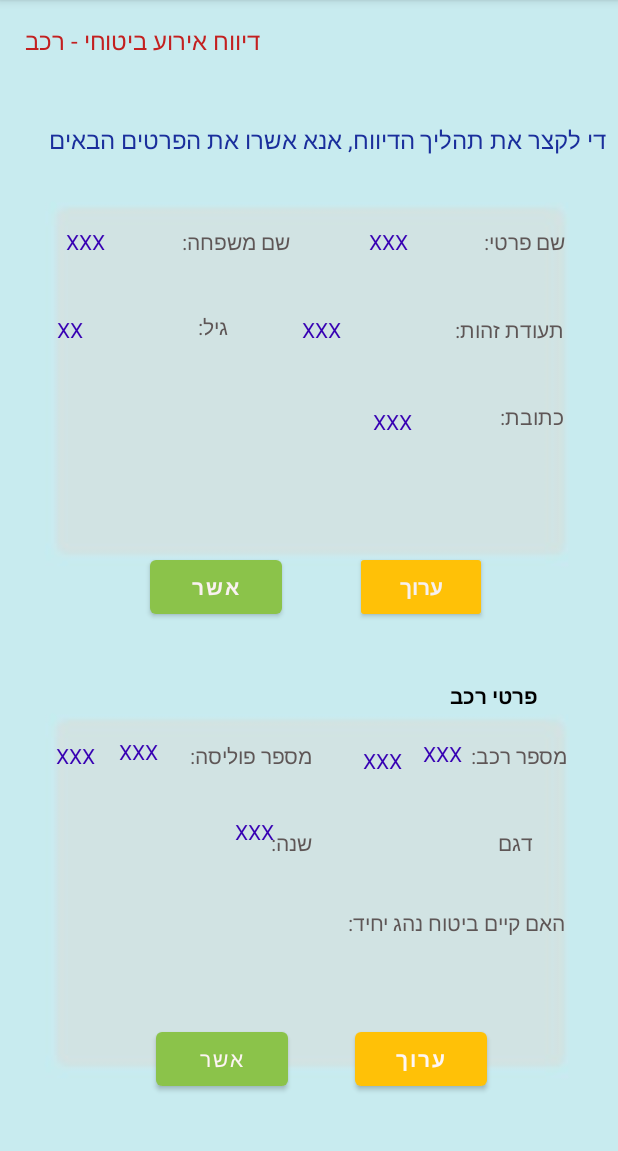
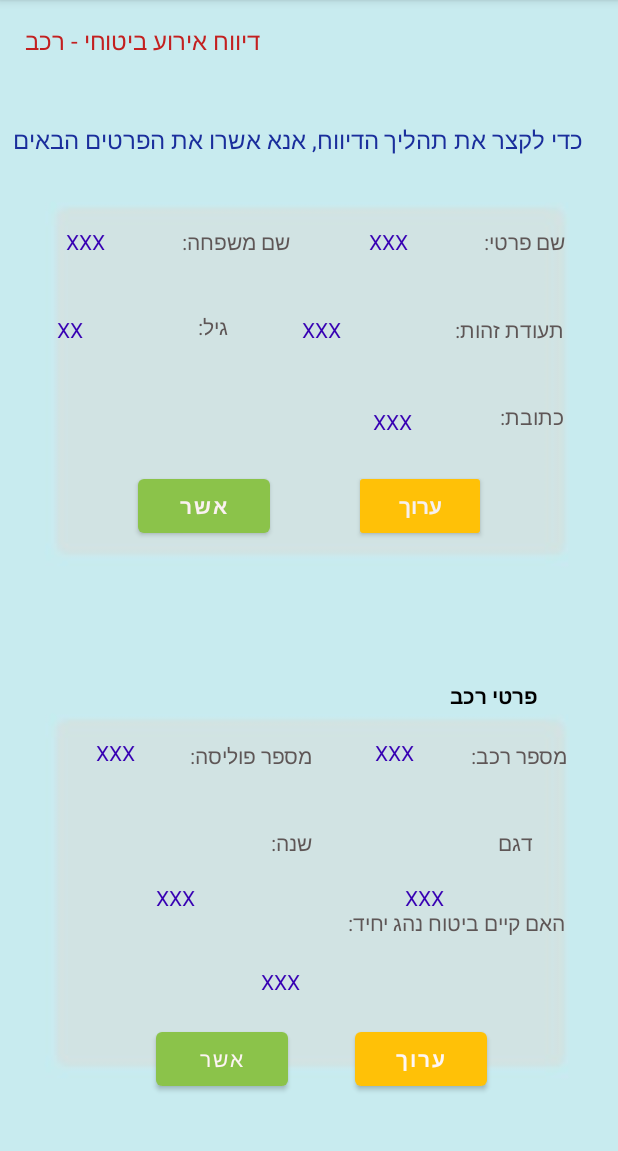
Before and after one commit to ran6996/HackIDC2021, an Android app: the personal_details screen opened directly, with no data from a screen before it, on a phone screen of 412 x 824 dp, the part 84-1235 px from its top. Run offline under Robolectric (Android 15) with nearby library versions, the light colour scheme and no system bars.

Commit message:
gil 3rd page

```diff
--- a/app/build.gradle
+++ b/app/build.gradle
@@ -40,6 +40,7 @@ dependencies {
     implementation 'androidx.appcompat:appcompat:1.3.0'
     implementation 'com.google.android.material:material:1.3.0'
     implementation 'androidx.constraintlayout:constraintlayout:2.0.4'
+    implementation 'com.google.android.gms:play-services-maps:17.0.1'
     testImplementation 'junit:junit:4.+'
     androidTestImplementation 'androidx.test.ext:junit:1.1.2'
     androidTestImplementation 'androidx.test.espresso:espresso-core:3.3.0'
--- a/app/src/main/AndroidManifest.xml
+++ b/app/src/main/AndroidManifest.xml
@@ -9,7 +9,7 @@
         android:roundIcon="@mipmap/ic_launcher_round"
         android:supportsRtl="true"
         android:theme="@style/Theme.HackIDC2021">
-        <activity android:name=".take_a_picture"></activity>
+        <activity android:name=".take_a_picture" />
         <activity android:name=".personal_details" />
         <activity android:name=".choose_subject" />
         <activity android:name=".MainActivity">
--- a/app/src/main/res/layout/activity_personal_details.xml
+++ b/app/src/main/res/layout/activity_personal_details.xml
@@ -25,8 +25,8 @@
         android:layout_width="wrap_content"
         android:layout_height="wrap_content"
         android:layout_marginTop="44dp"
-        android:layout_marginEnd="8dp"
-        android:layout_marginRight="8dp"
+        android:layout_marginEnd="24dp"
+        android:layout_marginRight="24dp"
         android:text="@string/ac"
         android:textColor="#1A2E9C"
         android:textSize="16sp"
@@ -117,9 +117,9 @@
         android:id="@+id/button7"
         android:layout_width="wrap_content"
         android:layout_height="wrap_content"
-        android:layout_marginStart="100dp"
-        android:layout_marginLeft="100dp"
-        android:layout_marginBottom="38dp"
+        android:layout_marginStart="92dp"
+        android:layout_marginLeft="92dp"
+        android:layout_marginBottom="92dp"
         android:text="@string/j"
         android:textColor="#FAF1F1"
         android:textStyle="bold"
@@ -132,9 +132,9 @@
         style="@style/Widget.AppCompat.Button.Colored"
         android:layout_width="wrap_content"
         android:layout_height="wrap_content"
-        android:layout_marginEnd="87dp"
-        android:layout_marginRight="87dp"
-        android:layout_marginBottom="38dp"
+        android:layout_marginEnd="88dp"
+        android:layout_marginRight="88dp"
+        android:layout_marginBottom="92dp"
         android:text="@string/k"
         android:textColor="#F6F0F0"
         android:textStyle="bold"
@@ -325,9 +325,9 @@
         android:id="@+id/car_num"
         android:layout_width="wrap_content"
         android:layout_height="wrap_content"
-        android:layout_marginTop="497dp"
-        android:layout_marginEnd="144dp"
-        android:layout_marginRight="144dp"
+        android:layout_marginTop="492dp"
+        android:layout_marginEnd="136dp"
+        android:layout_marginRight="136dp"
         android:text="@string/n"
         android:textColor="@color/purple_700"
         app:layout_constraintEnd_toEndOf="parent"
@@ -337,9 +337,9 @@
         android:id="@+id/policy_num"
         android:layout_width="wrap_content"
         android:layout_height="wrap_content"
-        android:layout_marginStart="37dp"
-        android:layout_marginLeft="37dp"
-        android:layout_marginTop="494dp"
+        android:layout_marginStart="64dp"
+        android:layout_marginLeft="64dp"
+        android:layout_marginTop="492dp"
         android:text="@string/x"
         android:textColor="@color/purple_700"
         app:layout_constraintStart_toStartOf="parent"
@@ -349,9 +349,9 @@
         android:id="@+id/firm"
         android:layout_width="wrap_content"
         android:layout_height="wrap_content"
-        android:layout_marginEnd="104dp"
-        android:layout_marginRight="104dp"
-        android:layout_marginBottom="256dp"
+        android:layout_marginEnd="116dp"
+        android:layout_marginRight="116dp"
+        android:layout_marginBottom="160dp"
         android:text="@string/y"
         android:textColor="@color/purple_700"
         app:layout_constraintBottom_toBottomOf="parent"
@@ -361,9 +361,9 @@
         android:id="@+id/year"
         android:layout_width="wrap_content"
         android:layout_height="wrap_content"
-        android:layout_marginStart="79dp"
-        android:layout_marginLeft="79dp"
-        android:layout_marginBottom="257dp"
+        android:layout_marginStart="104dp"
+        android:layout_marginLeft="104dp"
+        android:layout_marginBottom="160dp"
         android:text="@string/z"
         android:textColor="@color/purple_700"
         app:layout_constraintBottom_toBottomOf="parent"
@@ -373,9 +373,9 @@
         android:id="@+id/driver"
         android:layout_width="wrap_content"
         android:layout_height="wrap_content"
-        android:layout_marginEnd="229dp"
-        android:layout_marginRight="229dp"
-        android:layout_marginBottom="204dp"
+        android:layout_marginEnd="212dp"
+        android:layout_marginRight="212dp"
+        android:layout_marginBottom="104dp"
         android:text="@string/aa"
         android:textColor="@color/purple_700"
         app:layout_constraintBottom_toBottomOf="parent"
--- a/app/src/main/res/values/strings.xml
+++ b/app/src/main/res/values/strings.xml
@@ -35,7 +35,7 @@
     <string name="z">XXX</string>
     <string name="aa">XXX</string>
     <string name="ab">אשר</string>
-    <string name="ac">די לקצר את תהליך הדיווח, אנא אשרו את הפרטים הבאים</string>
+    <string name="ac">כדי לקצר את תהליך הדיווח, אנא אשרו את הפרטים הבאים</string>
     <string name="ad">דגם</string>
     <string name="ae">TODO</string>
     <string name="aj">j</string>
@@ -64,4 +64,5 @@
     <string name="joy">TODO</string>
     <string name="fky">nothing</string>
     <string name="hello">discription</string>
+    <string name="hil">hil</string>
 </resources>
```
Also changed, not shown: app/src/main/res/layout/activity_choose_subject.xml (+13 -17 lines), app/src/main/res/layout/activity_take_apicture.xml (+35 -22 lines).
